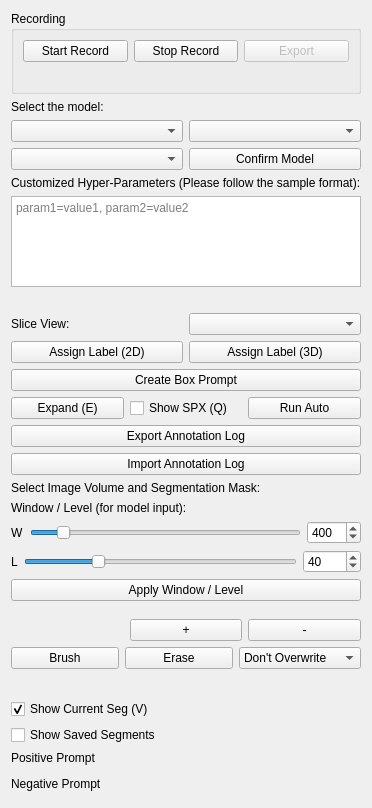
yzluka/SlicerSegmentHumanBody, file SegmentHumanBody/Resources/UI/SegmentHumanBody.ui: the form before one commit.
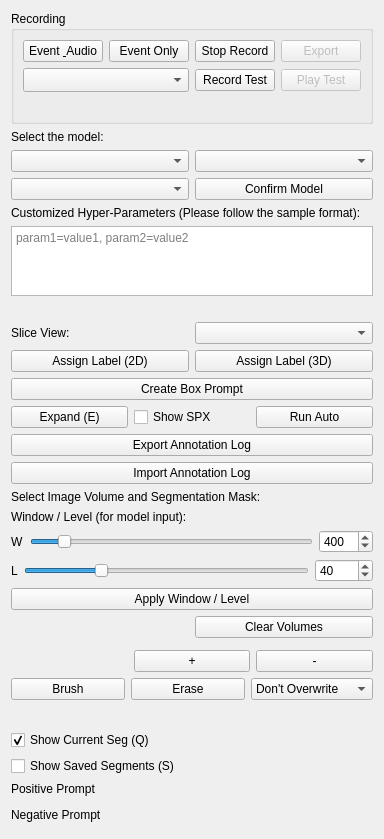
The form after the commit. Custom widgets are drawn as their Qt base class.

```diff
--- a/SegmentHumanBody/Resources/UI/SegmentHumanBody.ui
+++ b/SegmentHumanBody/Resources/UI/SegmentHumanBody.ui
@@ -21,8 +21,14 @@
        <layout class="QHBoxLayout">
         <item>
          <widget class="QPushButton" name="recordButton">
-          <property name="text"><string>Start Record</string></property>
-          <property name="toolTip"><string>Start recording mouse movements and actions</string></property>
+          <property name="text"><string>Event &amp; Audio</string></property>
+          <property name="toolTip"><string>Start recording mouse events and microphone audio</string></property>
+         </widget>
+        </item>
+        <item>
+         <widget class="QPushButton" name="recordEventOnlyButton">
+          <property name="text"><string>Event Only</string></property>
+          <property name="toolTip"><string>Start recording mouse events without audio</string></property>
          </widget>
         </item>
         <item>
@@ -36,7 +42,49 @@
          <widget class="QPushButton" name="exportRecordButton">
           <property name="text"><string>Export</string></property>
           <property name="enabled"><bool>false</bool></property>
-          <property name="toolTip"><string>Save recording to a JSON file</string></property>
+          <property name="toolTip"><string>Save recording to file</string></property>
+         </widget>
+        </item>
+       </layout>
+      </item>
+      <item>
+       <layout class="QHBoxLayout">
+        <item>
+         <widget class="QComboBox" name="audioDeviceComboBox">
+          <property name="toolTip"><string>Select microphone input device</string></property>
+          <property name="sizeAdjustPolicy"><enum>QComboBox::AdjustToMinimumContentsLengthWithIcon</enum></property>
+          <property name="minimumContentsLength"><number>10</number></property>
+          <property name="sizePolicy">
+           <sizepolicy hsizetype="Expanding" vsizetype="Fixed">
+            <horstretch>1</horstretch>
+            <verstretch>0</verstretch>
+           </sizepolicy>
+          </property>
+         </widget>
+        </item>
+        <item>
+         <widget class="QPushButton" name="recordTestAudioButton">
+          <property name="text"><string>Record Test</string></property>
+          <property name="toolTip"><string>Record 3 seconds of microphone audio</string></property>
+          <property name="sizePolicy">
+           <sizepolicy hsizetype="Fixed" vsizetype="Fixed">
+            <horstretch>0</horstretch>
+            <verstretch>0</verstretch>
+           </sizepolicy>
+          </property>
+         </widget>
+        </item>
+        <item>
+         <widget class="QPushButton" name="playTestAudioButton">
+          <property name="text"><string>Play Test</string></property>
+          <property name="enabled"><bool>false</bool></property>
+          <property name="toolTip"><string>Play back the last test recording</string></property>
+          <property name="sizePolicy">
+           <sizepolicy hsizetype="Fixed" vsizetype="Fixed">
+            <horstretch>0</horstretch>
+            <verstretch>0</verstretch>
+           </sizepolicy>
+          </property>
          </widget>
         </item>
        </layout>
@@ -158,7 +206,7 @@
      <item>
       <widget class="QCheckBox" name="showSPXBoundaryCheckBox">
        <property name="text">
-        <string>Show SPX (Q)</string>
+        <string>Show SPX</string>
        </property>
       </widget>
      </item>
@@ -270,6 +318,11 @@
 </item>
 
 <item>
+  <layout class="QHBoxLayout">
+    <property name="stretch">
+      <string>2,1</string>
+    </property>
+    <item>
   <widget class="qMRMLNodeComboBox" name="sourceVolumeSelector">
     <property name="nodeTypes">
       <stringlist>
@@ -290,6 +343,18 @@
     </property>
   </widget>
 </item>
+    <item>
+      <widget class="QPushButton" name="clearVolumesButton">
+        <property name="text">
+          <string>Clear Volumes</string>
+        </property>
+        <property name="toolTip">
+          <string>Remove all loaded scalar volume nodes. Segmentations are left for manual deletion.</string>
+        </property>
+      </widget>
+    </item>
+  </layout>
+</item>
 
 <item>
   <widget class="qMRMLNodeComboBox" name="segmentationNodeSelector">
@@ -416,7 +481,7 @@
    <item>
     <widget class="QCheckBox" name="showCurrentSegmentCheckBox">
      <property name="text">
-      <string>Show Current Seg (V)</string>
+      <string>Show Current Seg (Q)</string>
      </property>
      <property name="checked">
       <bool>true</bool>
@@ -429,7 +494,7 @@
    <item>
     <widget class="QCheckBox" name="showSegmentsCheckBox">
      <property name="text">
-      <string>Show Saved Segments</string>
+      <string>Show Saved Segments (S)</string>
      </property>
      <property name="checked">
       <bool>false</bool>
```
Left out of the diff: 4 changed lines with no effect on the pictures. Lines whose indentation alone changed are shown as unchanged.
